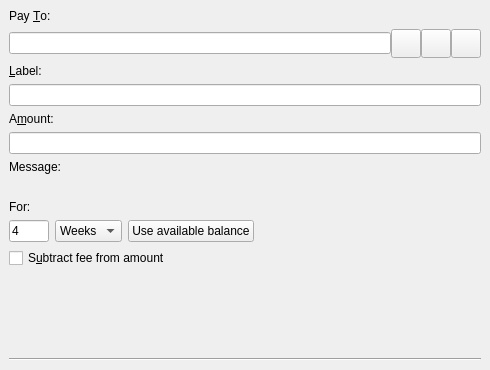
Before: the Qt Designer form src/qt/forms/sendcoinsentry.ui in hardwarewise/SIN-core, drawn with Qt 5.
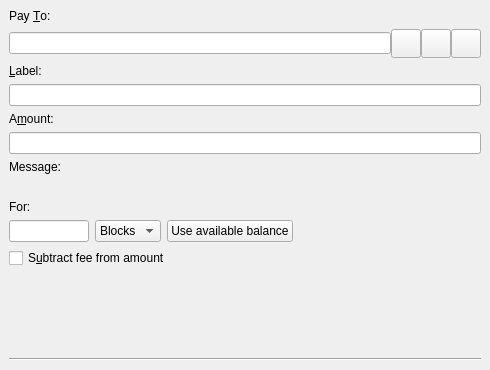
After: the same form once the commit is applied. Icons and pictures are not drawn. Custom widgets are drawn as their Qt base class.

Commit message: [fixed]The Timelock period option has been changed to blocks only.

Diff of the .ui file:
```diff
--- a/src/qt/forms/sendcoinsentry.ui
+++ b/src/qt/forms/sendcoinsentry.ui
@@ -200,10 +200,16 @@
           </property>
           <property name="sizePolicy">
            <sizepolicy hsizetype="Fixed" vsizetype="Fixed">
-            <horstretch>0</horstretch>
+            <horstretch>80</horstretch>
             <verstretch>0</verstretch>
            </sizepolicy>
           </property>
+          <property name="minimumSize">
+           <size>
+            <width>80</width>
+            <height>0</height>
+           </size>
+          </property>
           <property name="maximumSize">
            <size>
             <width>40</width>
@@ -214,7 +220,7 @@
            <enum>Qt::LeftToRight</enum>
           </property>
           <property name="text">
-           <string>4</string>
+           <string/>
           </property>
           <property name="maxLength">
            <number>6</number>
@@ -229,16 +235,6 @@
             <verstretch>0</verstretch>
            </sizepolicy>
           </property>
-          <item>
-           <property name="text">
-            <string>Weeks</string>
-           </property>
-          </item>
-          <item>
-           <property name="text">
-            <string>Days</string>
-           </property>
-          </item>
           <item>
            <property name="text">
             <string>Blocks</string>
```
Left out of the diff: 2 changed lines with no effect on the pictures. The commit also changes 1 other file.
